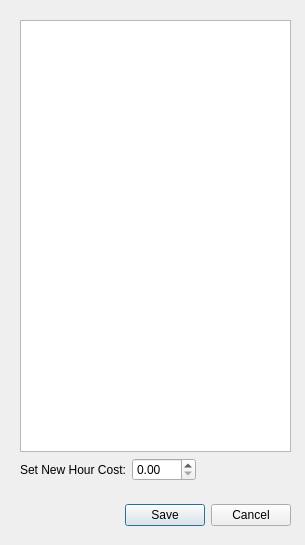
First picture: the form in Config_Set_Hour_Cost.ui, repository bedi1982/Oficina, before the edit.
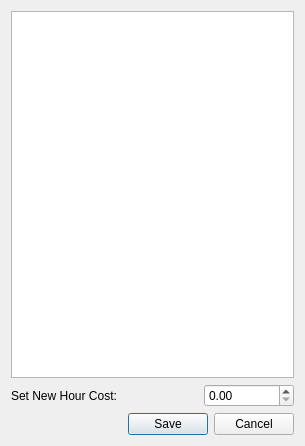
Second picture: the form after the edit. Icons and pictures are not drawn.

Commit message: All forms now have a layout and resize correctly.

The edit to the form file:
```diff
--- a/Config_Set_Hour_Cost.ui
+++ b/Config_Set_Hour_Cost.ui
@@ -7,7 +7,7 @@
     <x>0</x>
     <y>0</y>
     <width>305</width>
-    <height>545</height>
+    <height>446</height>
    </rect>
   </property>
   <property name="minimumSize">
@@ -32,80 +32,15 @@
   <property name="layoutDirection">
    <enum>Qt::LeftToRight</enum>
   </property>
-  <widget class="QDialogButtonBox" name="buttonBox">
-   <property name="geometry">
-    <rect>
-     <x>90</x>
-     <y>490</y>
-     <width>201</width>
-     <height>51</height>
-    </rect>
-   </property>
-   <property name="sizePolicy">
-    <sizepolicy hsizetype="Expanding" vsizetype="Expanding">
-     <horstretch>0</horstretch>
-     <verstretch>0</verstretch>
-    </sizepolicy>
-   </property>
-   <property name="focusPolicy">
-    <enum>Qt::StrongFocus</enum>
-   </property>
-   <property name="standardButtons">
-    <set>QDialogButtonBox::Cancel|QDialogButtonBox::Save</set>
-   </property>
-  </widget>
-  <widget class="QLabel" name="lbl_Emoticon">
-   <property name="geometry">
-    <rect>
-     <x>20</x>
-     <y>480</y>
-     <width>51</width>
-     <height>61</height>
-    </rect>
-   </property>
-   <property name="text">
-    <string/>
-   </property>
-   <property name="pixmap">
-    <pixmap resource="images/images.qrc">:/emoticons/tux.png</pixmap>
-   </property>
-  </widget>
-  <widget class="QWidget" name="layoutWidget">
-   <property name="geometry">
-    <rect>
-     <x>20</x>
-     <y>20</y>
-     <width>271</width>
-     <height>461</height>
-    </rect>
-   </property>
-   <layout class="QVBoxLayout" name="verticalLayout">
-    <item>
-     <widget class="QTableView" name="table_Hour_Cost_History">
-      <property name="focusPolicy">
-       <enum>Qt::NoFocus</enum>
-      </property>
-      <property name="editTriggers">
-       <set>QAbstractItemView::NoEditTriggers</set>
-      </property>
-      <property name="showDropIndicator" stdset="0">
-       <bool>false</bool>
-      </property>
-      <property name="dragDropOverwriteMode">
-       <bool>false</bool>
-      </property>
-     </widget>
-    </item>
-    <item>
-     <layout class="QHBoxLayout" name="horizontalLayout">
-      <item alignment="Qt::AlignRight">
+  <layout class="QGridLayout" name="gridLayout">
+   <item row="1" column="0" colspan="2">
        <widget class="QLabel" name="label">
         <property name="text">
          <string>Set New Hour Cost:</string>
         </property>
        </widget>
       </item>
-      <item>
+   <item row="1" column="2">
        <widget class="QDoubleSpinBox" name="double_Spin_Hour_Cost">
         <property name="maximum">
          <double>999.990000000000009</double>
@@ -115,23 +50,43 @@
         </property>
        </widget>
       </item>
-      <item>
-       <spacer name="horizontalSpacer">
-        <property name="orientation">
-         <enum>Qt::Horizontal</enum>
-        </property>
-        <property name="sizeHint" stdset="0">
-         <size>
-          <width>40</width>
-          <height>20</height>
-         </size>
-        </property>
-       </spacer>
-      </item>
-     </layout>
-    </item>
-   </layout>
-  </widget>
+   <item row="0" column="0" colspan="3">
+    <widget class="QTableView" name="table_Hour_Cost_History">
+     <property name="focusPolicy">
+      <enum>Qt::NoFocus</enum>
+     </property>
+     <property name="editTriggers">
+      <set>QAbstractItemView::NoEditTriggers</set>
+     </property>
+     <property name="showDropIndicator" stdset="0">
+      <bool>false</bool>
+     </property>
+     <property name="dragDropOverwriteMode">
+      <bool>false</bool>
+     </property>
+    </widget>
+   </item>
+   <item row="2" column="0">
+    <widget class="QLabel" name="lbl_Emoticon">
+     <property name="text">
+      <string/>
+     </property>
+     <property name="pixmap">
+      <pixmap resource="images/images.qrc">:/emoticons/tux.png</pixmap>
+     </property>
+    </widget>
+   </item>
+   <item row="2" column="1" colspan="2">
+    <widget class="QDialogButtonBox" name="buttonBox">
+     <property name="focusPolicy">
+      <enum>Qt::StrongFocus</enum>
+     </property>
+     <property name="standardButtons">
+      <set>QDialogButtonBox::Cancel|QDialogButtonBox::Save</set>
+     </property>
+    </widget>
+   </item>
+  </layout>
  </widget>
  <tabstops>
   <tabstop>double_Spin_Hour_Cost</tabstop>
```
Lines whose indentation alone changed are shown as unchanged. The commit also changes 18 other files.
